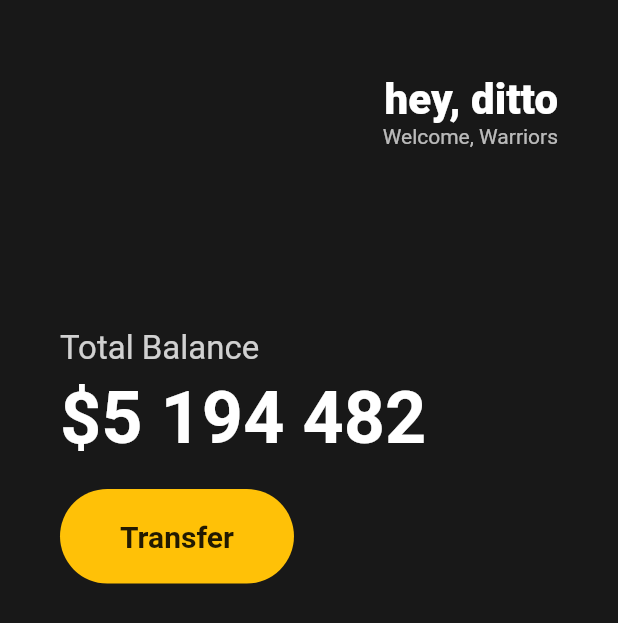
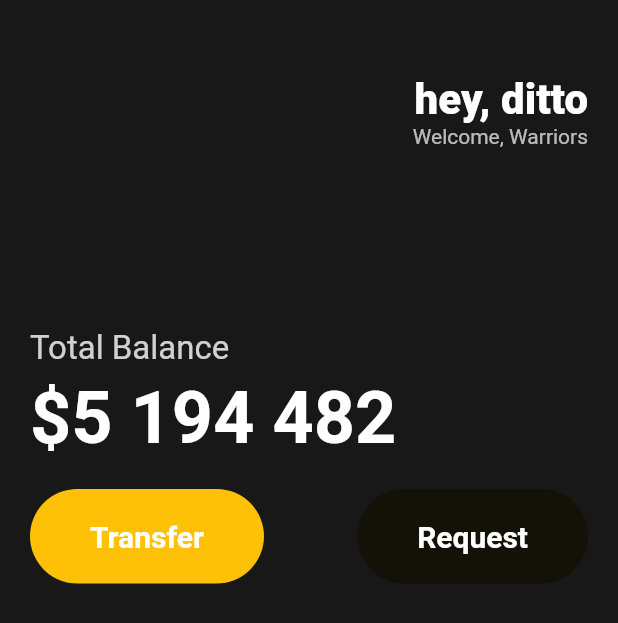
Before and after one commit to beoma21/TIL, a Flutter app: the screen it shows after launch, on a phone screen of 412 x 824 dp. Shown: the top 623 px of the screen. Run offline on Flutter 3.47's test engine with Material 2 defaults, Android fonts, the phone set to English and light mode, and no system bars.

Commit message:
Flutter_WidgetButton_230128

```diff
--- a/FirstProject/flutter_application_1/lib/main.dart
+++ b/FirstProject/flutter_application_1/lib/main.dart
@@ -1,5 +1,5 @@
-import 'package:flutter/cupertino.dart';
 import 'package:flutter/material.dart';
+import 'package:flutter_application_1/widgets/button.dart';
 
 void main() {
   var charm = Player(name: "chim");
@@ -22,7 +22,7 @@ class App extends StatelessWidget {
             backgroundColor: const Color(0xFF181818),
             body: Padding(
               padding: const EdgeInsets.symmetric(
-                horizontal: 40,
+                horizontal: 20,
               ),
               child: Column(
                 crossAxisAlignment: CrossAxisAlignment.start,
@@ -78,23 +78,16 @@ class App extends StatelessWidget {
                     height: 20,
                   ),
                   Row(
-                    children: [
-                      Container(
-                        decoration: BoxDecoration(
-                            color: Colors.amber,
-                            borderRadius: BorderRadius.circular(45)),
-                        child: const Padding(
-                          padding: EdgeInsets.symmetric(
-                            vertical: 20,
-                            horizontal: 40,
-                          ),
-                          child: Text(
-                            'Transfer',
-                            style: TextStyle(
-                                fontSize: 20, fontWeight: FontWeight.w600),
-                          ),
-                        ),
-                      ),
+                    mainAxisAlignment: MainAxisAlignment.spaceBetween,
+                    children: const [
+                      Button(
+                          text: "Transfer",
+                          bgColor: Colors.amber,
+                          textColor: Colors.white),
+                      Button(
+                          text: "Request",
+                          bgColor: Color.fromARGB(255, 20, 17, 7),
+                          textColor: Colors.white),
                     ],
                   )
                 ],
--- /dev/null
+++ b/FirstProject/flutter_application_1/lib/widgets/button.dart
@@ -0,0 +1,33 @@
+import 'package:flutter/material.dart';
+
+class Button extends StatelessWidget {
+  final String text;
+  final Color bgColor;
+  final Color textColor;
+
+  const Button(
+      {super.key,
+      required this.text,
+      required this.bgColor,
+      required this.textColor});
+
+  @override
+  Widget build(BuildContext context) {
+    // TODO: implement build
+    return Container(
+      decoration: BoxDecoration(
+          color: bgColor, borderRadius: BorderRadius.circular(45)),
+      child: Padding(
+        padding: const EdgeInsets.symmetric(
+          vertical: 20,
+          horizontal: 40,
+        ),
+        child: Text(
+          text,
+          style: TextStyle(
+              color: textColor, fontSize: 20, fontWeight: FontWeight.w600),
+        ),
+      ),
+    );
+  }
+}
```
